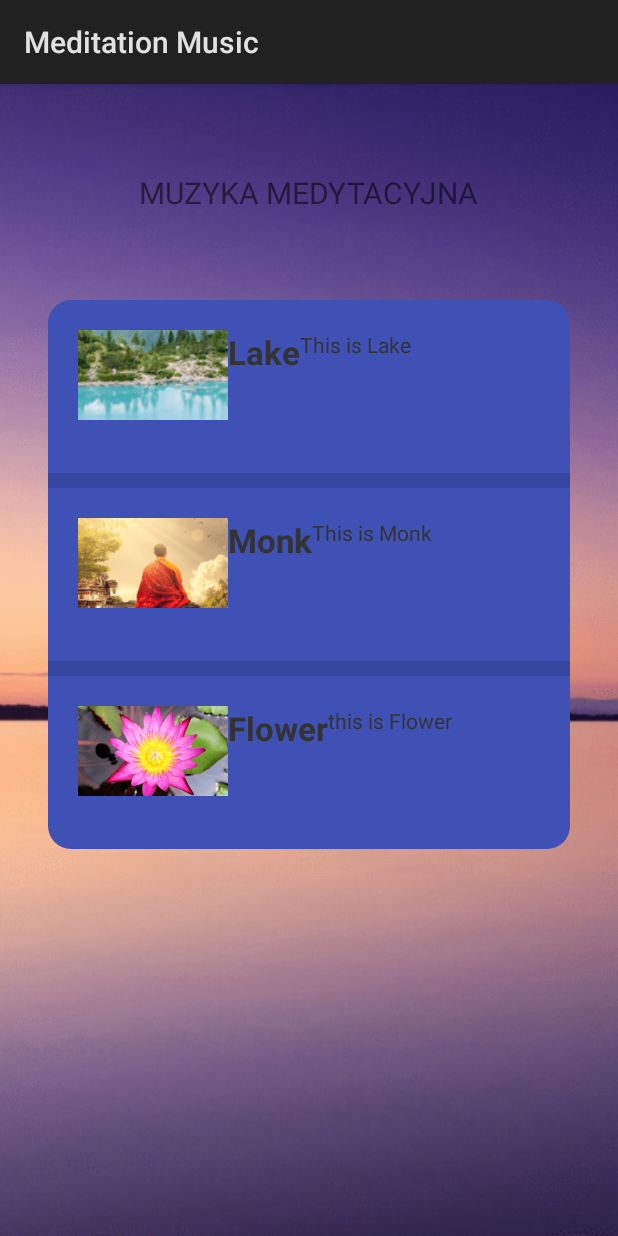
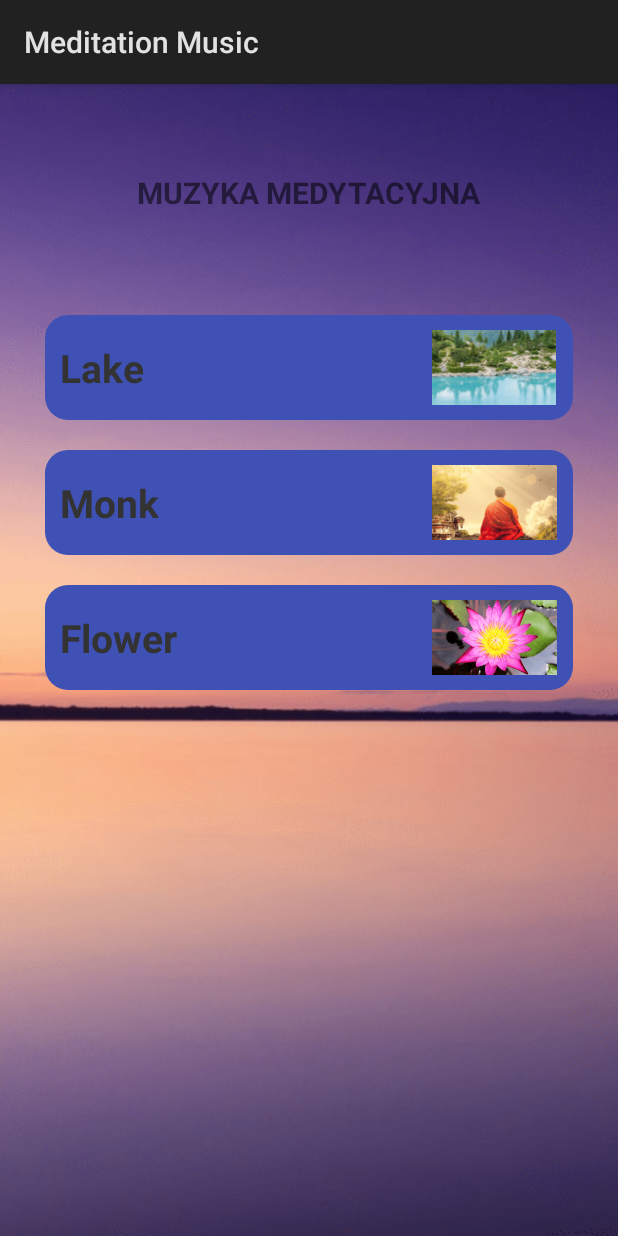
Before and after one commit to pawchi/MeditationMusic, an Android app: the screen it shows after launch (MainActivity), on a phone screen of 412 x 824 dp. Run offline under Robolectric (Android 15) with nearby library versions, the phone set to English and light mode, and no system bars.

```diff
--- a/app/src/main/java/org/chilon/meditationmusic/CustomListView.java
+++ b/app/src/main/java/org/chilon/meditationmusic/CustomListView.java
@@ -14,15 +14,15 @@ import org.jetbrains.annotations.Nullable;
 public class CustomListView extends ArrayAdapter<String> {
 
     private String[] musicType;
-    private String[] musicDescription;
+    //private String[] musicDescription;
     private Integer[] image;
     private Activity context;
 
 
-    public CustomListView(Activity context,String[] musicType, String[] musicDescription, Integer[] image) {
+    public CustomListView(Activity context,String[] musicType, Integer[] image) {
         super(context,R.layout.listview_layout,musicType);
         this.musicType = musicType;
-        this.musicDescription = musicDescription;
+        //this.musicDescription = musicDescription;
         this.image = image;
         this.context = context;
     }
@@ -47,7 +47,7 @@ public class CustomListView extends ArrayAdapter<String> {
         }
         viewHolder.img.setImageResource(image[position]);
         viewHolder.tx1.setText(musicType[position]);
-        viewHolder.tx2.setText(musicDescription[position]);
+        //viewHolder.tx2.setText(musicDescription[position]);
 
         return r;
     }
@@ -58,7 +58,7 @@ public class CustomListView extends ArrayAdapter<String> {
 
         ViewHolder(View v){
             tx1=(TextView) v.findViewById(R.id.musictype);
-            tx2=(TextView) v.findViewById(R.id.description);
+            //tx2=(TextView) v.findViewById(R.id.description);
             img=(ImageView) v.findViewById(R.id.imageView);
         }
     }
--- a/app/src/main/java/org/chilon/meditationmusic/MainActivity.java
+++ b/app/src/main/java/org/chilon/meditationmusic/MainActivity.java
@@ -10,7 +10,7 @@ import android.widget.ListView;
 public class MainActivity extends Activity {
     ListView lst;
     String[] musicType = {"Lake","Monk","Flower"};
-    String[] musicDescription = {"This is Lake","This is Monk","this is Flower"};
+    //String[] musicDescription = {"This is Lake","This is Monk","this is Flower"};
     Integer[] image = {R.drawable.lake_small_squere,R.drawable.monk_smal_squerel,R.drawable.flower_small_squere};
 
     @Override
@@ -19,9 +19,9 @@ public class MainActivity extends Activity {
         setContentView(R.layout.activity_main);
 
         lst = (ListView) findViewById(R.id.listview);
-        CustomListView customListView=new CustomListView(this,musicType,musicDescription,image);
+        CustomListView customListView=new CustomListView(this,musicType,image);
         lst.setAdapter(customListView);
-        lst.setBackgroundResource(R.drawable.customshape);
+        //lst.setBackgroundResource(R.drawable.customshape);
 
         lst.setOnItemClickListener(new AdapterView.OnItemClickListener() {
             @Override
--- a/app/src/main/res/layout/activity_main.xml
+++ b/app/src/main/res/layout/activity_main.xml
@@ -11,11 +11,12 @@
         android:id="@+id/listview"
         android:layout_width="0dp"
         android:layout_height="wrap_content"
-        android:layout_marginLeft="32dp"
-        android:layout_marginRight="32dp"
+        android:layout_marginLeft="20dp"
+        android:layout_marginRight="20dp"
         android:layout_marginTop="144dp"
         android:background="@android:color/transparent"
-        android:dividerHeight="10dp"
+        android:divider="@null"
+        android:dividerHeight="0dp"
         app:layout_constraintEnd_toEndOf="parent"
         app:layout_constraintStart_toStartOf="parent"
         app:layout_constraintTop_toTopOf="parent">
@@ -31,6 +32,7 @@
         app:layout_constraintBottom_toTopOf="@+id/listview"
         app:layout_constraintEnd_toEndOf="parent"
         app:layout_constraintStart_toStartOf="parent"
-        app:layout_constraintTop_toTopOf="parent" />
+        app:layout_constraintTop_toTopOf="parent"
+        android:textStyle="bold"/>
 
 </android.support.constraint.ConstraintLayout>
--- a/app/src/main/res/layout/listview_layout.xml
+++ b/app/src/main/res/layout/listview_layout.xml
@@ -10,34 +10,31 @@
 
 
     <RelativeLayout
+        android:id="@+id/relativlaoutid"
         android:layout_width="match_parent"
         android:layout_height="wrap_content"
+        android:layout_marginBottom="0dp"
         android:background="@drawable/customshape"
-        android:layout_marginBottom="15dp"
         android:padding="10dp">
 
         <ImageView
             android:id="@+id/imageView"
-            android:layout_width="100dp"
-            android:layout_height="60dp"
+            android:layout_width="85dp"
+            android:layout_height="50dp"
+            android:layout_alignParentEnd="true"
             android:src="@drawable/monk_smal_squerel" />
 
         <TextView
             android:id="@+id/musictype"
             android:layout_width="wrap_content"
             android:layout_height="wrap_content"
-            android:layout_alignParentTop="true"
-            android:layout_toEndOf="@id/imageView"
+            android:layout_alignParentStart="true"
+            android:layout_centerVertical="true"
+            android:layout_marginEnd="40dp"
             android:textColor="#333"
-            android:textSize="22sp"
+            android:textSize="26sp"
             android:textStyle="bold" />
 
-        <TextView
-            android:id="@+id/description"
-            android:layout_width="match_parent"
-            android:layout_height="wrap_content"
-            android:layout_toEndOf="@id/musictype"
-            android:textColor="#333" />
 
     </RelativeLayout>
 </LinearLayout>
```
Also changed, not shown: app/src/main/java/org/chilon/meditationmusic/Play_music.java (+10 -5 lines), app/src/main/res/layout/activity_play_music.xml (+9 -8 lines).
